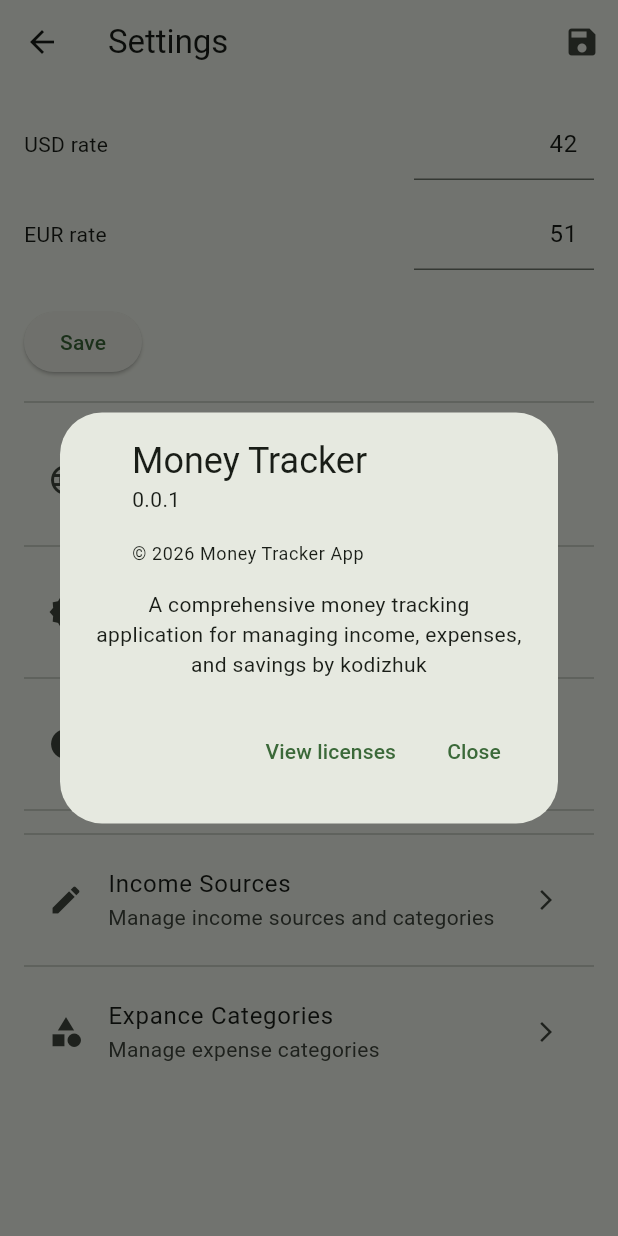
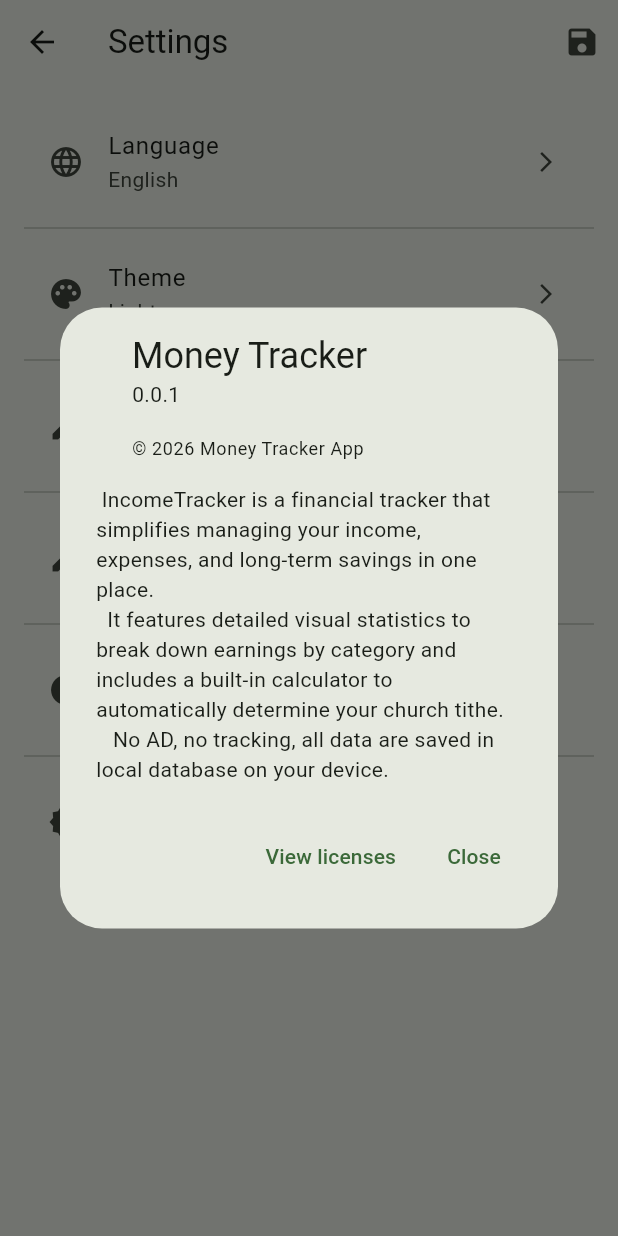
Before and after one commit to kodizhuk/MyMoney, a Flutter app: the SettingsScreen screen opened directly, after a tap on "About", on a phone screen of 412 x 824 dp. Run offline on Flutter 3.47's test engine with Material 3 defaults, Android fonts, the light colour scheme and no system bars; our stand-ins replace fl_chart, google_fonts, sqflite_common_ffi; accounts and stored records are empty.

Commit message:
update settings screen

```diff
--- a/lib/screens/settings_screen.dart
+++ b/lib/screens/settings_screen.dart
@@ -77,50 +77,50 @@ class _SettingsScreenState extends State<SettingsScreen> {
             child: Column(
               crossAxisAlignment: CrossAxisAlignment.start,
               children: [
-                Row(
-                  children: [
-                    const Expanded(child: Text('USD rate')),
-                    const SizedBox(width: 12),
-                    SizedBox(
-                      width: 120,
-                      child: TextFormField(
-                        controller: _usdController,
-                        decoration: const InputDecoration(hintText: '42', contentPadding: EdgeInsets.symmetric(vertical: 12, horizontal: 8)),
-                        textAlign: TextAlign.right,
-                        keyboardType: TextInputType.numberWithOptions(decimal: true),
-                        validator: (v) {
-                          if (v == null || v.isEmpty) return 'Enter USD rate';
-                          if (double.tryParse(v) == null) return 'Enter a valid number';
-                          return null;
-                        },
-                      ),
-                    ),
-                  ],
-                ),
-                const SizedBox(height: 12),
-                Row(
-                  children: [
-                    const Expanded(child: Text('EUR rate')),
-                    const SizedBox(width: 12),
-                    SizedBox(
-                      width: 120,
-                      child: TextFormField(
-                        controller: _eurController,
-                        decoration: const InputDecoration(hintText: '51', contentPadding: EdgeInsets.symmetric(vertical: 12, horizontal: 8)),
-                        textAlign: TextAlign.right,
-                        keyboardType: TextInputType.numberWithOptions(decimal: true),
-                        validator: (v) {
-                          if (v == null || v.isEmpty) return 'Enter EUR rate';
-                          if (double.tryParse(v) == null) return 'Enter a valid number';
-                          return null;
-                        },
-                      ),
-                    ),
-                  ],
-                ),
-                const SizedBox(height: 24),
-                ElevatedButton(onPressed: _saveRates, child: const Text('Save')),
-                const Divider(height: 32),
+                // Row(
+                //   children: [
+                //     const Expanded(child: Text('USD rate')),
+                //     const SizedBox(width: 12),
+                //     SizedBox(
+                //       width: 120,
+                //       child: TextFormField(
+                //         controller: _usdController,
+                //         decoration: const InputDecoration(hintText: '42', contentPadding: EdgeInsets.symmetric(vertical: 12, horizontal: 8)),
+                //         textAlign: TextAlign.right,
+                //         keyboardType: TextInputType.numberWithOptions(decimal: true),
+                //         validator: (v) {
+                //           if (v == null || v.isEmpty) return 'Enter USD rate';
+                //           if (double.tryParse(v) == null) return 'Enter a valid number';
+                //           return null;
+                //         },
+                //       ),
+                //     ),
+                //   ],
+                // ),
+                // const SizedBox(height: 12),
+                // Row(
+                //   children: [
+                //     const Expanded(child: Text('EUR rate')),
+                //     const SizedBox(width: 12),
+                //     SizedBox(
+                //       width: 120,
+                //       child: TextFormField(
+                //         controller: _eurController,
+                //         decoration: const InputDecoration(hintText: '51', contentPadding: EdgeInsets.symmetric(vertical: 12, horizontal: 8)),
+                //         textAlign: TextAlign.right,
+                //         keyboardType: TextInputType.numberWithOptions(decimal: true),
+                //         validator: (v) {
+                //           if (v == null || v.isEmpty) return 'Enter EUR rate';
+                //           if (double.tryParse(v) == null) return 'Enter a valid number';
+                //           return null;
+                //         },
+                //       ),
+                //     ),
+                //   ],
+                // ),
+                // const SizedBox(height: 24),
+                // ElevatedButton(onPressed: _saveRates, child: const Text('Save')),
+                // const Divider(height: 32),
                 ListTile(
                   leading: const Icon(Icons.language),
                   title: const Text('Language'),
@@ -134,60 +134,19 @@ class _SettingsScreenState extends State<SettingsScreen> {
                 ),
                 const Divider(),
                 ListTile(
-                  leading: const Icon(Icons.new_releases),
-                  title: const Text('What\'s New'),
-                  subtitle: const Text('Version 1.0.0'),
+                  leading: const Icon(Icons.palette),
+                  title: const Text('Theme'),
+                  subtitle: const Text('Light'),
                   trailing: const Icon(Icons.arrow_forward_ios, size: 16),
                   onTap: () {
-                    showDialog(
-                      context: context,
-                      builder: (context) => AlertDialog(
-                        title: const Text('What\'s New'),
-                        content: const SingleChildScrollView(
-                          child: Column(
-                            crossAxisAlignment: CrossAxisAlignment.start,
-                            mainAxisSize: MainAxisSize.min,
-                            children: [
-                              Text('Version 1.0.0', style: TextStyle(fontWeight: FontWeight.bold)),
-                              SizedBox(height: 8),
-                              Text('• Income and expense tracking'),
-                              Text('• Multi-currency support (USD, UAH, EUR)'),
-                              Text('• Savings accounts management'),
-                              Text('• Tithe calculation'),
-                              Text('• Swipe to delete transactions'),
-                            ],
-                          ),
-                        ),
-                        actions: [
-                          TextButton(onPressed: () => Navigator.pop(context), child: const Text('Close')),
-                        ],
-                      ),
+                    ScaffoldMessenger.of(context).showSnackBar(
+                      const SnackBar(content: Text('Theme settings coming soon!')),
                     );
                   },
                 ),
                 const Divider(),
-                ListTile(
-                  leading: const Icon(Icons.info),
-                  title: const Text('About'),
-                  subtitle: const Text('Money Tracker v0.0.1'),
-                  trailing: const Icon(Icons.arrow_forward_ios, size: 16),
-                  onTap: () {
-                    showAboutDialog(
-                      context: context,
-                      applicationName: 'Money Tracker',
-                      applicationVersion: '0.0.1',
-                      applicationLegalese: '© 2026 Money Tracker App',
-                      children: [
-                        const SizedBox(height: 16),
-                        const Text(
-                          'A comprehensive money tracking application for managing income, expenses, and savings by kodizhuk',
-                          textAlign: TextAlign.center,
-                        ),
-                      ],
-                    );
-                  },
-                ),
-                const Divider(),
+
+                // const Divider(),
                 // ListTile(
                 //   leading: const Icon(Icons.download),
                 //   title: const Text('Export database'),
@@ -223,7 +182,6 @@ class _SettingsScreenState extends State<SettingsScreen> {
                 //     }
                 //   },
                 // ),
-                const Divider(),
                 ListTile(
                   leading: const Icon(Icons.edit),
                   title: const Text('Income Sources'),
@@ -235,7 +193,7 @@ class _SettingsScreenState extends State<SettingsScreen> {
                 ),
                 const Divider(),
                 ListTile(
-                  leading: const Icon(Icons.category),
+                  leading: const Icon(Icons.edit),
                   title: const Text('Expance Categories'),
                   subtitle: const Text('Manage expense categories'),
                   trailing: const Icon(Icons.arrow_forward_ios, size: 16),
@@ -243,6 +201,59 @@ class _SettingsScreenState extends State<SettingsScreen> {
                     Navigator.push(context, MaterialPageRoute(builder: (_) => const EditCategoriesScreen()));
                   },
                 ),
+                const Divider(),
+                ListTile(
+                  leading: const Icon(Icons.info),
+                  title: const Text('About'),
+                  subtitle: const Text('Money Tracker v0.0.1'),
+                  trailing: const Icon(Icons.arrow_forward_ios, size: 16),
+                  onTap: () {
+                    showAboutDialog(
+                      context: context,
+                      applicationName: 'Money Tracker',
+                      applicationVersion: '0.0.1',
+                      applicationLegalese: '© 2026 Money Tracker App',
+                      children: [
+                        const SizedBox(height: 16),
+                        const Text(
+                          '\tIncomeTracker is a financial tracker that simplifies managing your income, expenses, and long-term savings in one place.\n \tIt features detailed visual statistics to break down earnings by category and includes a built-in calculator to automatically determine your church tithe.\n \t No AD, no tracking, all data are saved in local database on your device.',
+                          textAlign: TextAlign.left,
+                        ),
+                      ],
+                    );
+                  },
+                ),
+                const Divider(),
+                ListTile(
+                  leading: const Icon(Icons.new_releases),
+                  title: const Text('What\'s New'),
+                  subtitle: const Text('Version 0.0.1'),
+                  trailing: const Icon(Icons.arrow_forward_ios, size: 16),
+                  onTap: () {
+                    showDialog(
+                      context: context,
+                      builder: (context) => AlertDialog(
+                        title: const Text('What\'s New'),
+                        content: const SingleChildScrollView(
+                          child: Column(
+                            crossAxisAlignment: CrossAxisAlignment.start,
+                            mainAxisSize: MainAxisSize.min,
+                            children: [
+                              Text('Version 1.0.0', style: TextStyle(fontWeight: FontWeight.bold)),
+                              SizedBox(height: 8),
+                              Text('• TBD'),
+                              Text('• TBD'),
+                            ],
+                          ),
+                        ),
+                        actions: [
+                          TextButton(onPressed: () => Navigator.pop(context), child: const Text('Close')),
+                        ],
+                      ),
+                    );
+                  },
+                ),
+
               ],
             ),
           ),
```
